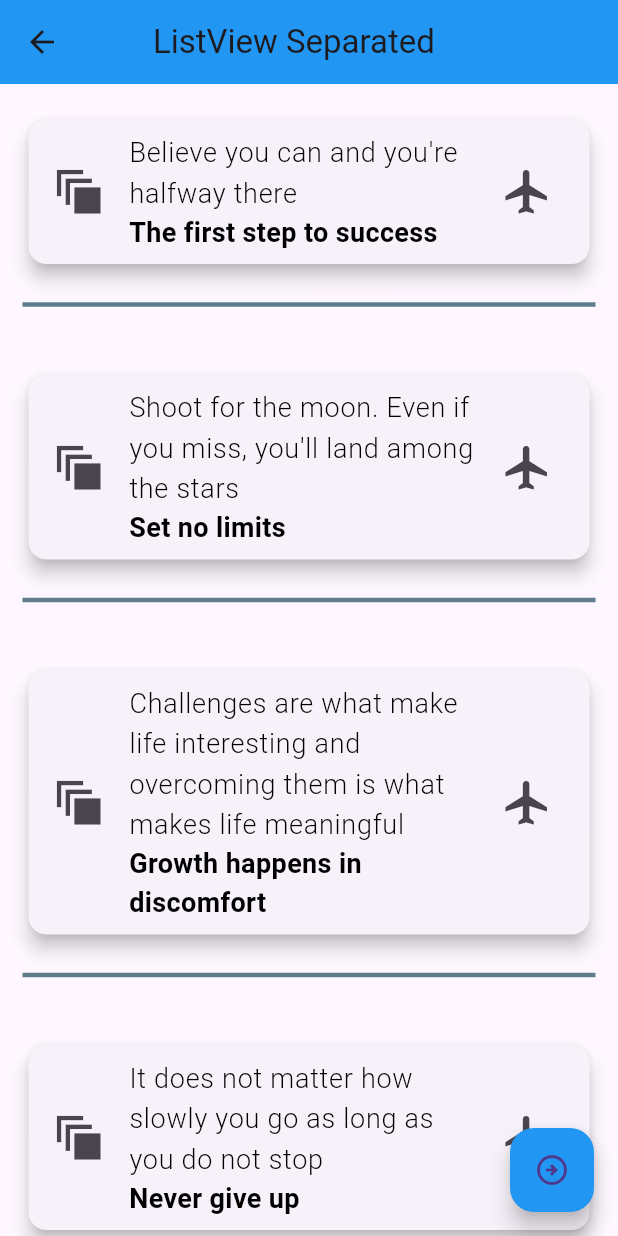
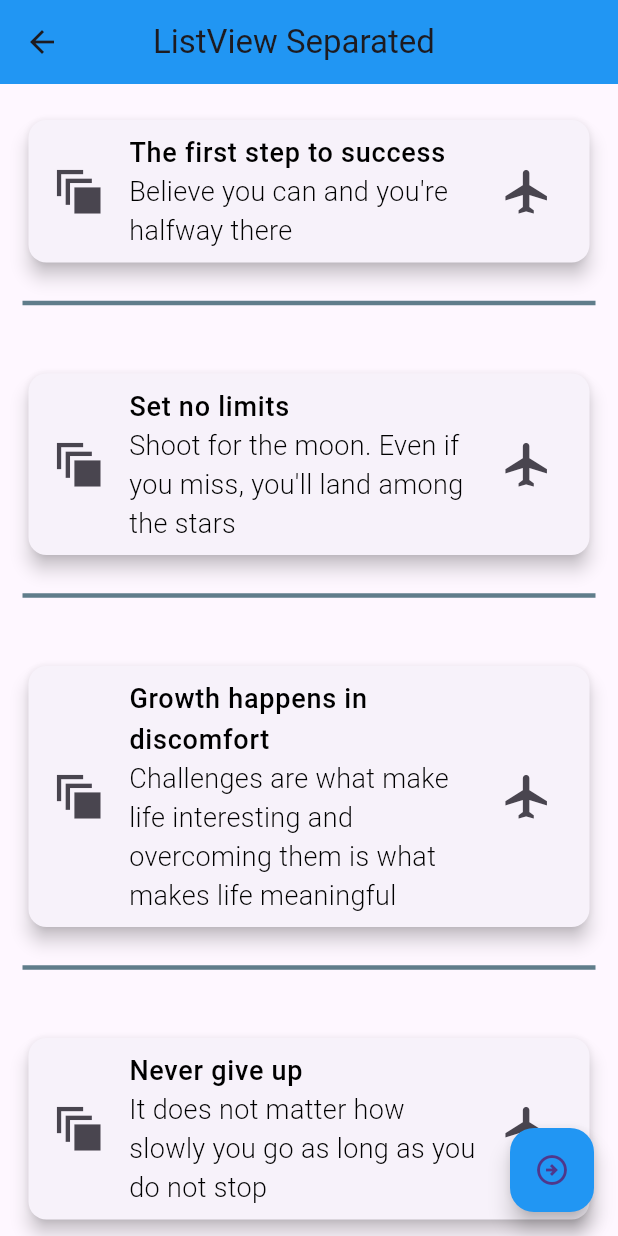
Before and after one commit to Raj2902Patel/FLUTTER_WIDGETS, a Flutter app: the ListViewSeparatedPage screen opened directly, on a phone screen of 412 x 824 dp. Run offline on Flutter 3.47's test engine with Material 3 defaults, Android fonts, the phone set to English and light mode, and no system bars.

Commit message:
staggered_gird_view

```diff
--- a/lib/main.dart
+++ b/lib/main.dart
@@ -1,5 +1,7 @@
 import 'package:flutter/material.dart';
 import 'package:week_3/pages/container.dart';
+import 'package:week_3/pages/staggered_gridview/masonry.dart';
+import 'package:week_3/pages/staggered_gridview/staggered_widget.dart';
 
 void main() {
   runApp(const MyApp());
--- a/lib/pages/list_view/listview_separated.dart
+++ b/lib/pages/list_view/listview_separated.dart
@@ -10,24 +10,24 @@ class ListViewSeparatedPage extends StatefulWidget {
 
 class _ListViewSeparatedPageState extends State<ListViewSeparatedPage> {
   var dataMap = {
-    "Believe you can and you're halfway there": "The first step to success",
-    "Shoot for the moon. Even if you miss, you'll land among the stars":
-        "Set no limits",
-    "Challenges are what make life interesting and overcoming them is what makes life meaningful":
-        "Growth happens in discomfort",
-    "It does not matter how slowly you go as long as you do not stop":
-        "Never give up",
-    "Don't limit your challenges. Challenge your limits":
-        "Break through your own barriers",
-    "Success is not final, failure is not fatal: It is the courage to continue that counts":
-        "Learn from mistakes",
-    "The ones who are crazy enough to think they can change the world, are the ones that do":
-        "Keep learning and growing",
-    "The journey of a thousand miles begins with one step":
-        "Move forward, one step at a time",
-    "Your attitude, not your aptitude, will determine your altitude":
-        "Mindset is everything",
-    "What you do today can improve all your tomorrows": "The present is a gift",
+    "The first step to success": "Believe you can and you're halfway there",
+    "Set no limits":
+        "Shoot for the moon. Even if you miss, you'll land among the stars",
+    "Growth happens in discomfort":
+        "Challenges are what make life interesting and overcoming them is what makes life meaningful",
+    "Never give up":
+        "It does not matter how slowly you go as long as you do not stop",
+    "Break through your own barriers":
+        "Don't limit your challenges. Challenge your limits",
+    "Learn from mistakes":
+        "Success is not final, failure is not fatal: It is the courage to continue that counts",
+    "Keep learning and growing":
+        "The ones who are crazy enough to think they can change the world, are the ones that do",
+    "Move forward, one step at a time":
+        "The journey of a thousand miles begins with one step",
+    "Mindset is everything":
+        "Your attitude, not your aptitude, will determine your altitude",
+    "The present is a gift": "What you do today can improve all your tomorrows",
   };
 
   @override
@@ -41,11 +41,16 @@ class _ListViewSeparatedPageState extends State<ListViewSeparatedPage> {
       ),
       body: ListView.separated(
         separatorBuilder: (context, index) {
-          return const Padding(
+          return Padding(
             padding: EdgeInsets.all(15.0),
-            child: Divider(
-              thickness: 3,
-              color: Colors.blueGrey,
+            child: Container(
+              decoration: BoxDecoration(
+                borderRadius: BorderRadius.circular(15.0),
+              ),
+              child: Divider(
+                thickness: 3,
+                color: Colors.blueGrey,
+              ),
             ),
           );
         },
@@ -67,7 +72,7 @@ class _ListViewSeparatedPageState extends State<ListViewSeparatedPage> {
                     style: const TextStyle(
                       color: Colors.black,
                       fontSize: 18,
-                      fontWeight: FontWeight.w300,
+                      fontWeight: FontWeight.w500,
                     ),
                   ),
                   subtitle: Text(
@@ -75,7 +80,7 @@ class _ListViewSeparatedPageState extends State<ListViewSeparatedPage> {
                     style: const TextStyle(
                       color: Colors.black,
                       fontSize: 18,
-                      fontWeight: FontWeight.w700,
+                      fontWeight: FontWeight.w300,
                     ),
                   ),
                   leading: const Icon(
--- a/pubspec.yaml
+++ b/pubspec.yaml
@@ -35,6 +35,7 @@ dependencies:
   # The following adds the Cupertino Icons font to your application.
   # Use with the CupertinoIcons class for iOS style icons.
   cupertino_icons: ^1.0.8
+  flutter_staggered_grid_view: ^0.7.0
 
 dev_dependencies:
   flutter_test:
```
Also changed, not shown: lib/pages/grid_view/gridview_extent.dart (+12 -0 lines), lib/pages/list_view/listview_builder.dart (+20 -20 lines), lib/pages/staggered_gridview/masonry.dart (added, +98 -0 lines), lib/pages/staggered_gridview/staggered_widget.dart (added, +108 -0 lines), pubspec.lock.
